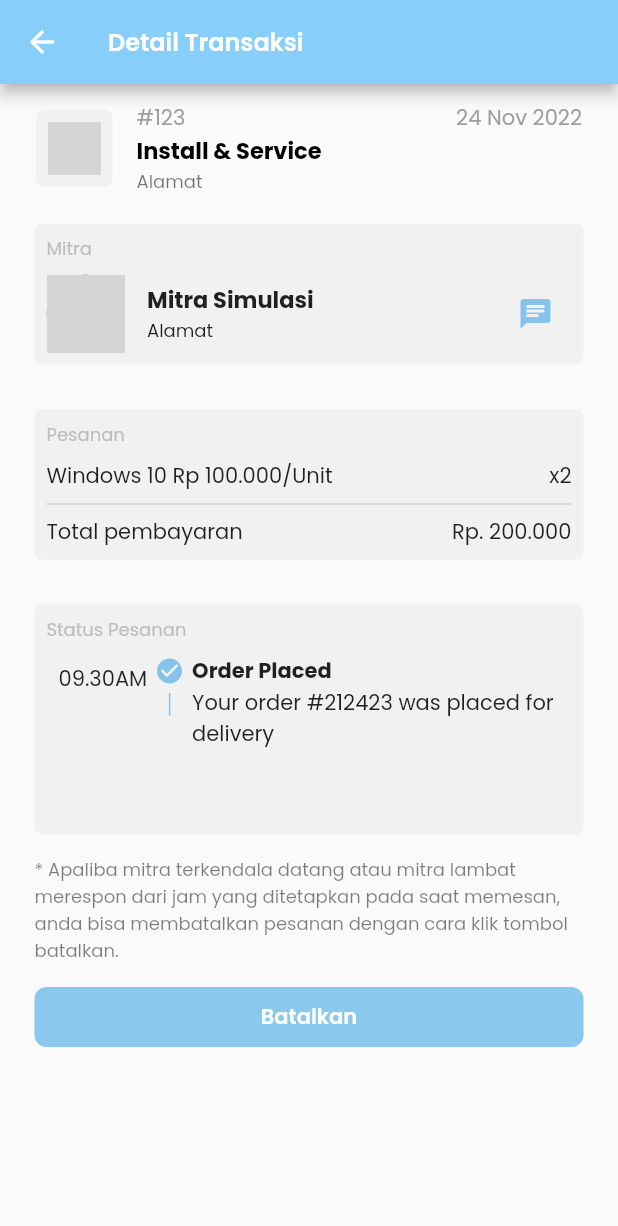
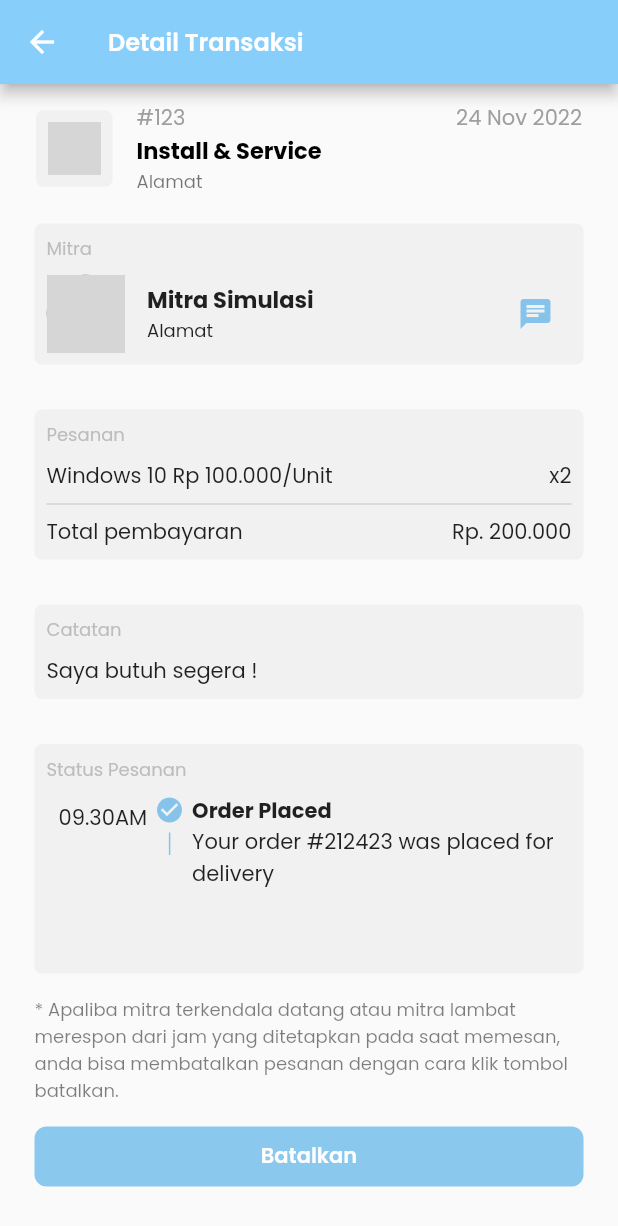
Before and after one commit to muhrizkyrahmanr/smartta, a Flutter app: the DetailTransaksi screen opened directly, on a phone screen of 412 x 824 dp. Shown: the top 1226 px of the screen. Run offline on Flutter 3.47's test engine with Material 2 defaults, Android fonts, the light colour scheme and no system bars; our stand-ins replace carousel_slider, google_maps_flutter, webview_flutter; missing offline and left inert: custom_clippers; network calls fail; grey boxes are pictures that could not be loaded.

Commit message:
catatan transaksi

```diff
--- a/lib/detailtransaksi_page.dart
+++ b/lib/detailtransaksi_page.dart
@@ -181,6 +181,30 @@ class _DetailTransaksiState extends State<DetailTransaksi> {
                 color: Colors.grey.withOpacity(0.10),
               ),
               child: Padding(
+                  padding: EdgeInsets.all(8.0),
+                  child: Row(
+                    children: [
+                      Column(
+                        crossAxisAlignment: CrossAxisAlignment.start,
+                        children: [
+                          Text("Catatan", style: TextStyle(fontSize: 12.0, color: Colors.grey.shade400,)),
+                          SizedBox(
+                            height: 8.0,
+                          ),
+                          Text("Saya butuh segera !")
+                        ],
+                      ),
+                    ],
+                  )
+              )
+          ),
+          Container(
+              margin: EdgeInsets.all(15.0),
+              decoration: BoxDecoration(
+                borderRadius: BorderRadius.circular(5.0),
+                color: Colors.grey.withOpacity(0.10),
+              ),
+              child: Padding(
                 padding: EdgeInsets.all(8.0),
                 child: Column(
                   crossAxisAlignment: CrossAxisAlignment.start,
```
